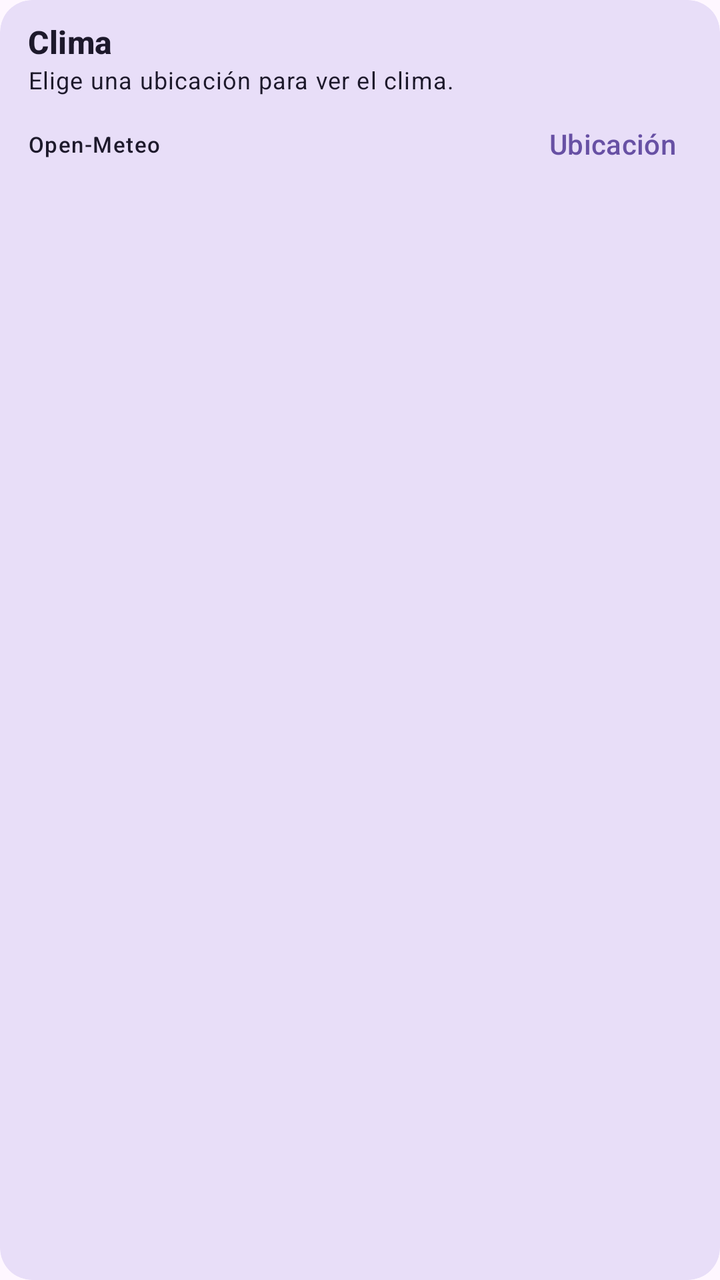
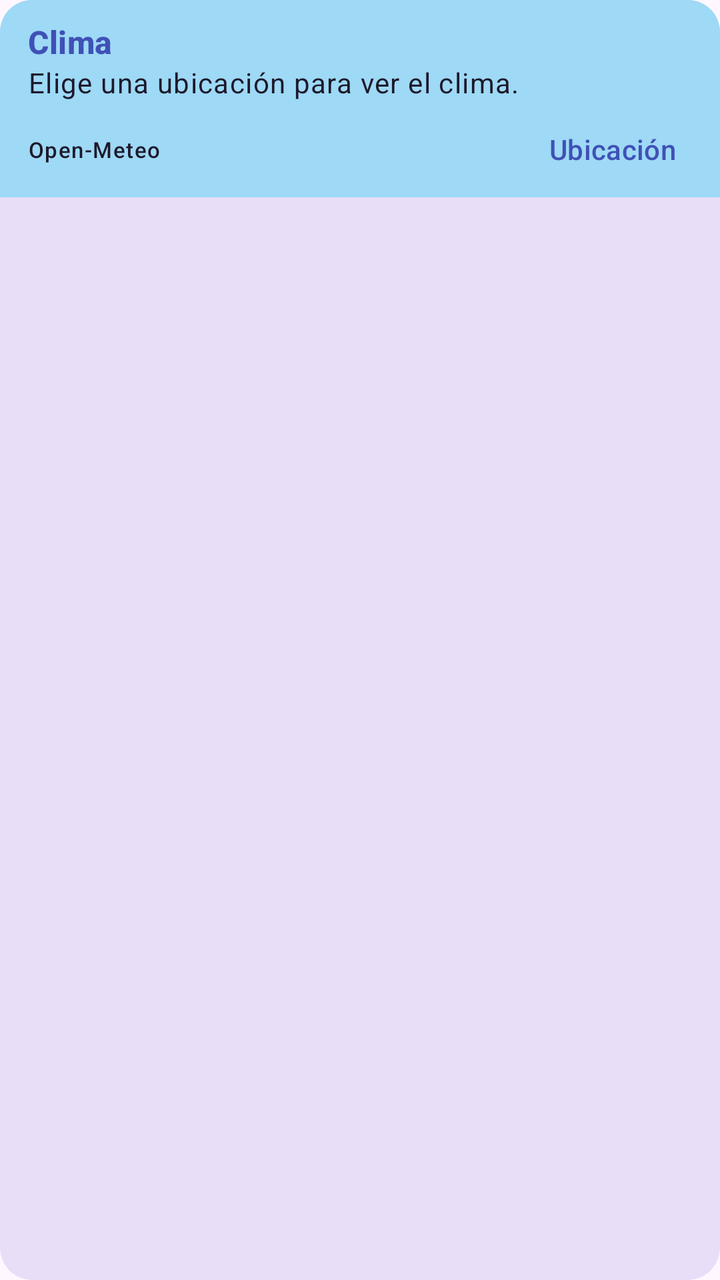

Two renders of the same Android screen: before a commit and after it. Below are the layout's source before the change and the commit's diff.
<!-- AndroidManifest.xml: application theme Theme.NewsApp -->
<!-- res/layout/card_home_weather.xml -->
<?xml version="1.0" encoding="utf-8"?>
<com.google.android.material.card.MaterialCardView
    xmlns:android="http://schemas.android.com/apk/res/android"
    xmlns:app="http://schemas.android.com/apk/res-auto"
    android:layout_width="match_parent"
    android:layout_height="wrap_content"
    app:cardBackgroundColor="?attr/colorSecondaryContainer"
    app:cardCornerRadius="16dp"
    app:cardElevation="0dp"
    app:strokeWidth="0dp">

    <LinearLayout
        android:layout_width="match_parent"
        android:layout_height="wrap_content"
        android:orientation="vertical"
        android:paddingStart="14dp"
        android:paddingTop="10dp"
        android:paddingEnd="10dp">

        <LinearLayout
            android:layout_width="match_parent"
            android:layout_height="wrap_content"
            android:gravity="center_vertical"
            android:orientation="horizontal">

            <LinearLayout
                android:layout_width="0dp"
                android:layout_height="wrap_content"
                android:layout_weight="1"
                android:orientation="vertical">

                <TextView
                    android:id="@+id/tvWeatherCity"
                    android:layout_width="match_parent"
                    android:layout_height="wrap_content"
                    android:text="@string/weather_title"
                    android:textAppearance="?attr/textAppearanceTitleMedium"
                    android:textColor="?attr/colorOnSecondaryContainer"
                    android:textStyle="bold" />

                <TextView
                    android:id="@+id/tvWeatherCondition"
                    android:layout_width="match_parent"
                    android:layout_height="wrap_content"
                    android:accessibilityLiveRegion="polite"
                    android:text="@string/weather_default"
                    android:textAppearance="?attr/textAppearanceBodySmall"
                    android:textColor="?attr/colorOnSecondaryContainer" />

            </LinearLayout>

            <TextView
                android:id="@+id/tvWeatherTemperature"
                android:layout_width="wrap_content"
                android:layout_height="wrap_content"
                android:layout_marginStart="8dp"
                android:textAppearance="?attr/textAppearanceHeadlineMedium"
                android:textColor="?attr/colorOnSecondaryContainer"
                android:textStyle="bold"
                android:visibility="gone" />

        </LinearLayout>

        <LinearLayout
            android:layout_width="match_parent"
            android:layout_height="wrap_content"
            android:gravity="center_vertical"
            android:orientation="horizontal">

            <TextView
                android:id="@+id/tvWeatherSource"
                android:layout_width="0dp"
                android:layout_height="wrap_content"
                android:layout_weight="1"
                android:clickable="true"
                android:focusable="true"
                android:gravity="center_vertical"
                android:minHeight="48dp"
                android:text="@string/weather_source"
                android:textAppearance="?attr/textAppearanceLabelSmall"
                android:textColor="?attr/colorOnSecondaryContainer" />

            <com.google.android.material.button.MaterialButton
                android:id="@+id/btnWeatherLocation"
                style="@style/Widget.Material3.Button.TextButton"
                android:layout_width="wrap_content"
                android:layout_height="wrap_content"
                android:text="@string/weather_location" />

        </LinearLayout>

    </LinearLayout>

</com.google.android.material.card.MaterialCardView>
<!-- resources referenced by this layout -->
<resources>
  <string name="weather_default">Elige una ubicación para ver el clima.</string>
  <string name="weather_location">Ubicación</string>
  <string name="weather_source">Open-Meteo</string>
  <string name="weather_title">Clima</string>
  <style name="Theme.NewsApp" parent="Base.Theme.NewsApp">
          <item name="materialAlertDialogTheme">@style/ThemeOverlay.NewsApp.Dialog</item>
          <item name="snackbarStyle">@style/Widget.NewsApp.Snackbar</item>
      </style>
  <style name="Base.Theme.NewsApp" parent="Theme.Material3.DayNight.NoActionBar">
          
          
      </style>
  <style name="ThemeOverlay.NewsApp.Dialog" parent="ThemeOverlay.Material3.MaterialAlertDialog">
          <item name="alertDialogStyle">@style/MaterialAlertDialog.NewsApp</item>
      </style>
  <style name="Widget.NewsApp.Snackbar" parent="Widget.Material3.Snackbar">
          <item name="shapeAppearance">@style/ShapeAppearance.NewsApp.Snackbar</item>
          <item name="android:layout_margin">16dp</item>
      </style>
  <style name="MaterialAlertDialog.NewsApp" parent="MaterialAlertDialog.Material3">
          <item name="backgroundTint">?attr/colorSurfaceContainerHigh</item>
          <item name="shapeAppearance">@style/ShapeAppearance.NewsApp.Dialog</item>
      </style>
  <style name="ShapeAppearance.NewsApp.Snackbar" parent="">
          <item name="cornerFamily">rounded</item>
          <item name="cornerSize">16dp</item>
      </style>
  <style name="ShapeAppearance.NewsApp.Dialog" parent="">
          <item name="cornerFamily">rounded</item>
          <item name="cornerSize">28dp</item>
      </style>
</resources>

<!-- the commit's change to res/layout/card_home_weather.xml (unified diff, before → after) -->
@@ -12,6 +12,7 @@
     <LinearLayout
         android:layout_width="match_parent"
         android:layout_height="wrap_content"
+        android:background="#9ED9F6"
         android:orientation="vertical"
         android:paddingStart="14dp"
         android:paddingTop="10dp"
@@ -35,7 +36,7 @@
                     android:layout_height="wrap_content"
                     android:text="@string/weather_title"
                     android:textAppearance="?attr/textAppearanceTitleMedium"
-                    android:textColor="?attr/colorOnSecondaryContainer"
+                    android:textColor="#3F51B5"
                     android:textStyle="bold" />
 
                 <TextView
@@ -45,7 +46,8 @@
                     android:accessibilityLiveRegion="polite"
                     android:text="@string/weather_default"
                     android:textAppearance="?attr/textAppearanceBodySmall"
-                    android:textColor="?attr/colorOnSecondaryContainer" />
+                    android:textColor="?attr/colorOnSecondaryContainer"
+                    android:textSize="14sp" />
 
             </LinearLayout>
 
@@ -85,7 +87,8 @@
                 style="@style/Widget.Material3.Button.TextButton"
                 android:layout_width="wrap_content"
                 android:layout_height="wrap_content"
-                android:text="@string/weather_location" />
+                android:text="@string/weather_location"
+                android:textColor="#3F51B5" />
 
         </LinearLayout>
 
